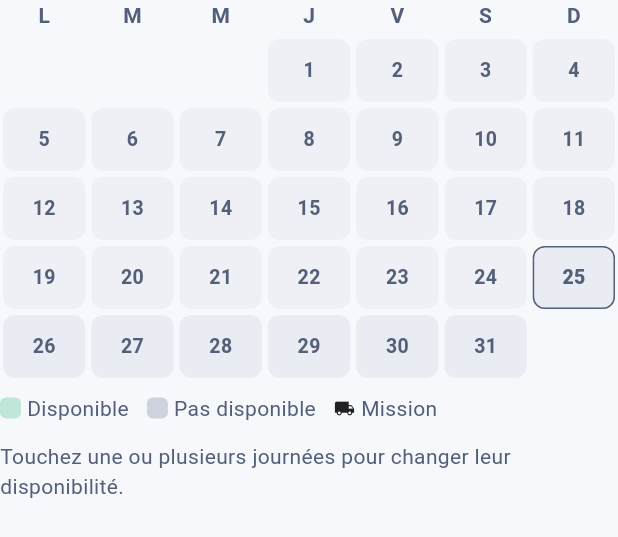
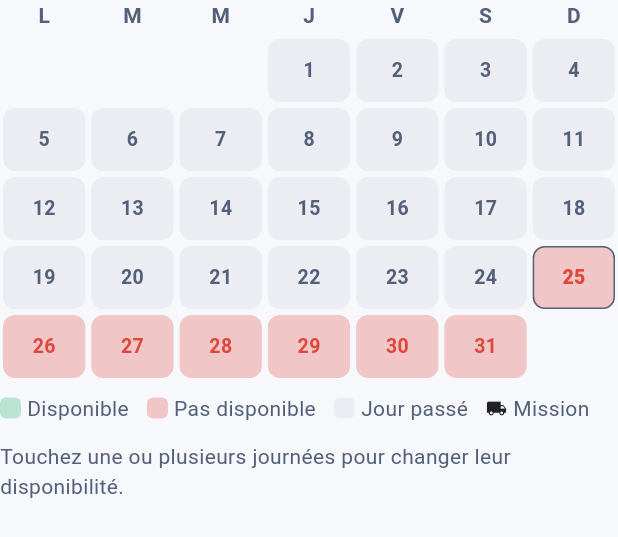
Before and after one commit to Solexiai/mecano-mobile, a Flutter app: the DriverMonthAvailability widget shown alone on an empty page, opened directly with empty values, on a phone screen of 412 x 824 dp. Shown: the top 537 px of the screen. Run offline on Flutter 3.47's test engine with Material 3 defaults, Android fonts, the phone set to English and light mode, and no system bars; our stand-ins replace cloud_firestore, cloud_functions, firebase_auth, firebase_core, firebase_messaging, firebase_storage and 8 more; missing offline and left inert: dart:js_interop; accounts and stored records are empty; network calls fail.

Commit message:
feat(agenda): available days green, unavailable days red
Future days are filled green when available and red when not; past
days are neutral grey since they can no longer change. A selected day
keeps its colour with a thick blue border. Legend adds 'Jour passé'.

Co-Authored-By: Claude Opus 5.5 <noreply@anthropic.com>
Claude-Session: https://claude.ai/code/session_01Gw39RnzvZTyS5WJ4KvkgJN

```diff
--- a/lib/widgets/driver_month_availability.dart
+++ b/lib/widgets/driver_month_availability.dart
@@ -17,6 +17,12 @@ import '../core/app_colors.dart';
 import '../finance/presentation/driver_display_format.dart';
 import '../services/driver_agenda_editing.dart';
 import 'driver_weekly_hours_card.dart' show AgendaTimeDropdown;
+
+/// Fill opacity of an available (green) or unavailable (red) day.
+const double _kStatusAlpha = .28;
+
+/// Fill opacity of a past day (grey).
+const double _kPastAlpha = .07;
 
 String _tr(String locale, String fr, String en, String es) => locale == 'en'
     ? en
@@ -167,8 +173,13 @@ class _DriverMonthAvailabilityState extends State<DriverMonthAvailability> {
               label: tr('Disponible', 'Available', 'Disponible'),
             ),
             _Legend(
+              color: AppColors.error,
+              label: tr('Pas disponible', 'Not available', 'No disponible'),
+            ),
+            _Legend(
               color: AppColors.textSecondary,
-              label: tr('Pas disponible', 'Not available', 'No disponible'),
+              alpha: _kPastAlpha,
+              label: tr('Jour passé', 'Past day', 'Día pasado'),
             ),
             Row(
               mainAxisSize: MainAxisSize.min,
@@ -326,10 +337,20 @@ class _DriverMonthAvailabilityState extends State<DriverMonthAvailability> {
     final info = agendaDayInfo(widget.agenda, day);
     final selected = _selected.contains(agendaDateKey(day));
     final mission = _hasMission(day);
-    final base = info.isAvailable ? AppColors.success : AppColors.textSecondary;
-    final background = selected
-        ? AppColors.primary.withValues(alpha: .18)
-        : base.withValues(alpha: past ? .05 : (info.isAvailable ? .16 : .08));
+    // Green = available, red = not available (future days). Past days are
+    // neutral grey: they can no longer change. A selected day keeps its
+    // colour and gets a thick blue border.
+    final base = past
+        ? AppColors.textSecondary
+        : info.isAvailable
+        ? AppColors.success
+        : AppColors.error;
+    final background = base.withValues(
+      alpha: past ? _kPastAlpha : _kStatusAlpha,
+    );
+    final textColor = past
+        ? AppColors.textSecondary
+        : AppColors.statusBadgeTextColor(base, Theme.of(context).brightness);
     final label = driverDayLabel(day, widget.locale);
     final stateLabel = info.isAvailable
         ? tr('disponible', 'available', 'disponible')
@@ -371,10 +392,11 @@ class _DriverMonthAvailabilityState extends State<DriverMonthAvailability> {
                     style: TextStyle(
                       fontSize: 13,
                       fontWeight: isToday ? FontWeight.w800 : FontWeight.w600,
-                      color: past ? AppColors.textSecondary : null,
+                      color: textColor,
                     ),
                   ),
-                  if (mission) const Icon(Icons.local_shipping, size: 12),
+                  if (mission)
+                    Icon(Icons.local_shipping, size: 12, color: textColor),
                 ],
               ),
               ),
@@ -387,9 +409,14 @@ class _DriverMonthAvailabilityState extends State<DriverMonthAvailability> {
 }
 
 class _Legend extends StatelessWidget {
-  const _Legend({required this.color, required this.label});
+  const _Legend({
+    required this.color,
+    required this.label,
+    this.alpha = _kStatusAlpha,
+  });
   final Color color;
   final String label;
+  final double alpha;
 
   @override
   Widget build(BuildContext context) => Row(
@@ -399,7 +426,7 @@ class _Legend extends StatelessWidget {
         width: 14,
         height: 14,
         decoration: BoxDecoration(
-          color: color.withValues(alpha: .25),
+          color: color.withValues(alpha: alpha),
           borderRadius: BorderRadius.circular(4),
         ),
       ),
```
Also changed, not shown: 1 other file.
